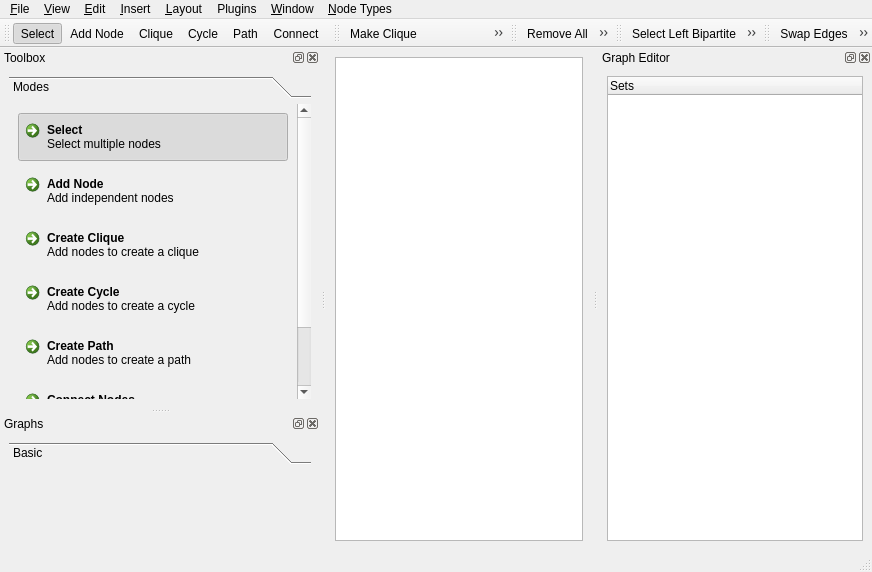
Old version of the form Gui/GraphViewer.ui in the repository matcom/simspider.
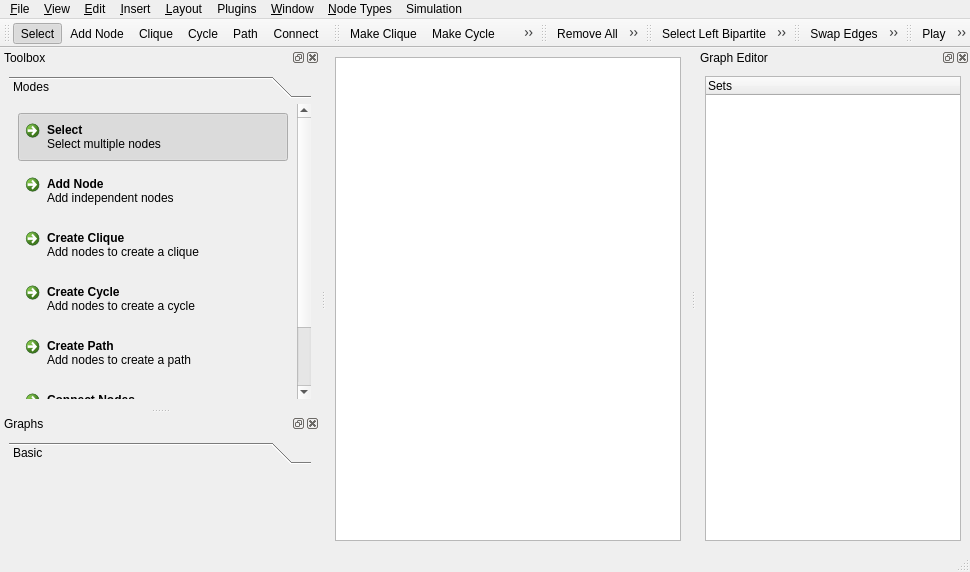
New version of the form. Icons and pictures are not drawn.

Commit message: Agregado controles de corrida de la simulación

Patch:
```diff
--- a/Gui/GraphViewer.ui
+++ b/Gui/GraphViewer.ui
@@ -6,7 +6,7 @@
    <rect>
     <x>0</x>
     <y>0</y>
-    <width>872</width>
+    <width>970</width>
     <height>572</height>
    </rect>
   </property>
@@ -54,7 +54,7 @@
     <rect>
      <x>0</x>
      <y>0</y>
-     <width>872</width>
+     <width>970</width>
      <height>21</height>
     </rect>
    </property>
@@ -141,7 +141,16 @@
     </property>
     <addaction name="actionStandard"/>
     <addaction name="separator"/>
-    <addaction name="action_Add_Type"/>
+    <addaction name="actionPlay"/>
+   </widget>
+   <widget class="QMenu" name="menuSimulation">
+    <property name="title">
+     <string>Simulation</string>
+    </property>
+    <addaction name="actionPlay"/>
+    <addaction name="actionPause"/>
+    <addaction name="actionNext"/>
+    <addaction name="actionJump"/>
    </widget>
    <addaction name="menuFile"/>
    <addaction name="menu_View"/>
@@ -151,6 +160,7 @@
    <addaction name="menuPlugins"/>
    <addaction name="menu_Window"/>
    <addaction name="menu_Node_Types"/>
+   <addaction name="menuSimulation"/>
   </widget>
   <widget class="QStatusBar" name="statusbar"/>
   <widget class="QDockWidget" name="toolBoxDock">
@@ -582,6 +592,21 @@
     </layout>
    </widget>
   </widget>
+  <widget class="QToolBar" name="toolBar">
+   <property name="windowTitle">
+    <string>toolBar</string>
+   </property>
+   <attribute name="toolBarArea">
+    <enum>TopToolBarArea</enum>
+   </attribute>
+   <attribute name="toolBarBreak">
+    <bool>false</bool>
+   </attribute>
+   <addaction name="actionPlay"/>
+   <addaction name="actionPause"/>
+   <addaction name="actionNext"/>
+   <addaction name="actionJump"/>
+  </widget>
   <action name="actionSelection">
    <property name="checkable">
     <bool>true</bool>
@@ -930,9 +955,49 @@
     <string>Standard</string>
    </property>
   </action>
-  <action name="action_Add_Type">
+  <action name="actionPlay">
+   <property name="icon">
+    <iconset>
+     <normaloff>../Resources/Inactive Play.png</normaloff>../Resources/Inactive Play.png</iconset>
+   </property>
    <property name="text">
-    <string>&amp;Add Type</string>
+    <string>&amp;Play</string>
+   </property>
+  </action>
+  <action name="actionPause">
+   <property name="icon">
+    <iconset>
+     <normaloff>../Resources/Inactive Pause.png</normaloff>../Resources/Inactive Pause.png</iconset>
+   </property>
+   <property name="text">
+    <string>Pause</string>
+   </property>
+   <property name="toolTip">
+    <string>Pause</string>
+   </property>
+  </action>
+  <action name="actionJump">
+   <property name="icon">
+    <iconset>
+     <normaloff>../Resources/Inactive Jump.png</normaloff>../Resources/Inactive Jump.png</iconset>
+   </property>
+   <property name="text">
+    <string>&amp;Jump</string>
+   </property>
+   <property name="toolTip">
+    <string>Jump</string>
+   </property>
+  </action>
+  <action name="actionNext">
+   <property name="icon">
+    <iconset>
+     <normaloff>../Resources/Inactive Play Pause.png</normaloff>../Resources/Inactive Play Pause.png</iconset>
+   </property>
+   <property name="text">
+    <string>&amp;Next</string>
+   </property>
+   <property name="toolTip">
+    <string>Next</string>
    </property>
   </action>
  </widget>
```
Left out of the diff: 8 changed lines with no effect on the pictures.
